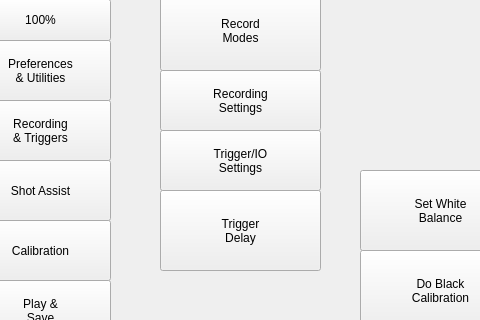
Above: src/screens/main.right-handed.ui from krontech/chronos-gui-2 before the change; both pictures show x 690 to 1170 and y 0 to 320 of the 1551 by 480 pixel window. Below: the same form after it.
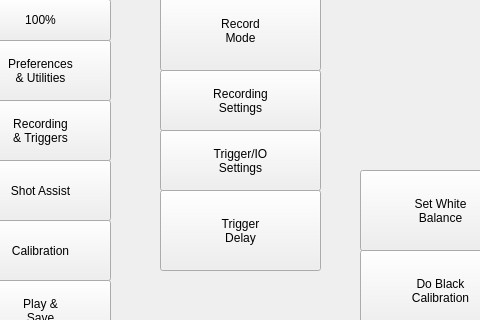
That is the form after the change. Custom widgets are drawn as their Qt base class.

```diff
--- a/src/screens/main.right-handed.ui
+++ b/src/screens/main.right-handed.ui
@@ -496,7 +496,7 @@
     </property>
     <property name="text">
      <string>Record
-Modes</string>
+Mode</string>
     </property>
     <property name="clickMarginRightSetter" stdset="0">
      <enum>Button::none</enum>
```
Left out of the diff: 8 changed lines with no effect on the pictures.
